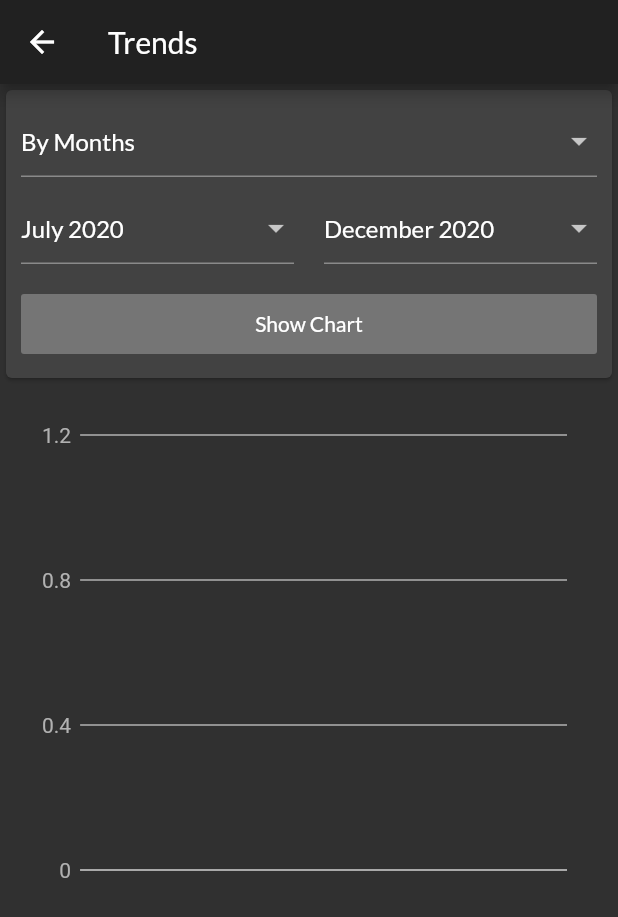
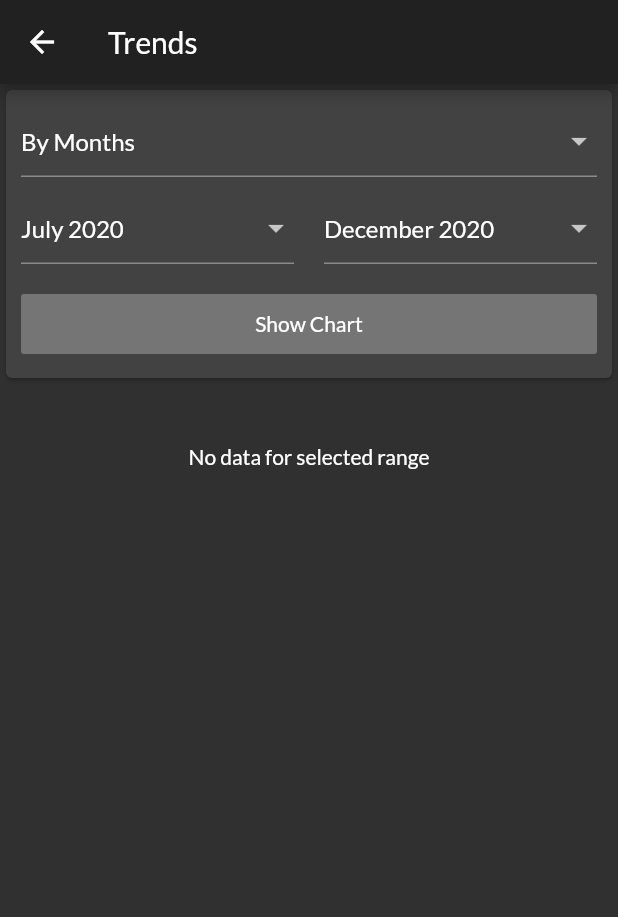
Before and after one commit to FirentisTFW/expenses-app-flutter, a Flutter app: the TrendsView screen opened by its route, after a tap on "Show Chart", on a phone screen of 412 x 824 dp. Shown: the top 917 px of the screen. Run offline on Flutter 3.47's test engine with Material 2 defaults, Android fonts, the phone set to English and light mode, and no system bars; our stand-ins replace auto_route, charts_flutter, flutter_datetime_picker, flutter_hooks, flutter_icons, get_it and 5 more; missing offline and left inert: sqflite_migration_service; accounts and stored records are empty.

Commit message:
Fixed API call that returned Exception, fixed showing broken charts when data is empty.

```diff
--- a/lib/services/functional_services/database_services/storage_api.dart
+++ b/lib/services/functional_services/database_services/storage_api.dart
@@ -33,7 +33,6 @@ class StorageApi extends Api {
   @override
   Future<void> deleteExpenditureById(int id) async {
     try {
-      throw ErrorDescription('message');
       await _databaseService.database.delete(
         DbSpec.T_EXPENDITURES,
         where: 'id = ?',
--- a/lib/ui/views/trends/trends_view.dart
+++ b/lib/ui/views/trends/trends_view.dart
@@ -32,7 +32,9 @@ class TrendsChart extends ViewModelWidget<TrendsViewModel> {
         ? loadingSpinner
         : !model.hasError
             ? model.isDataFetched
-                ? _buildChart(model)
+                ? model.data.isNotEmpty
+                    ? _buildChart(model)
+                    : noDataInfo
                 : Container()
             : Container(
                 padding: const EdgeInsets.all(30),
@@ -56,4 +58,12 @@ class TrendsChart extends ViewModelWidget<TrendsViewModel> {
     padding: const EdgeInsets.symmetric(vertical: 50),
     child: Center(child: CircularProgressIndicator()),
   );
+
+  final noDataInfo = Container(
+    child: Center(
+        child: Padding(
+      padding: const EdgeInsets.only(top: 40),
+      child: Text('No data for selected range'),
+    )),
+  );
 }
```
Also changed, not shown: lib/ui/views/this_month_chart/this_month_chart_view.dart (+9 -4 lines).
